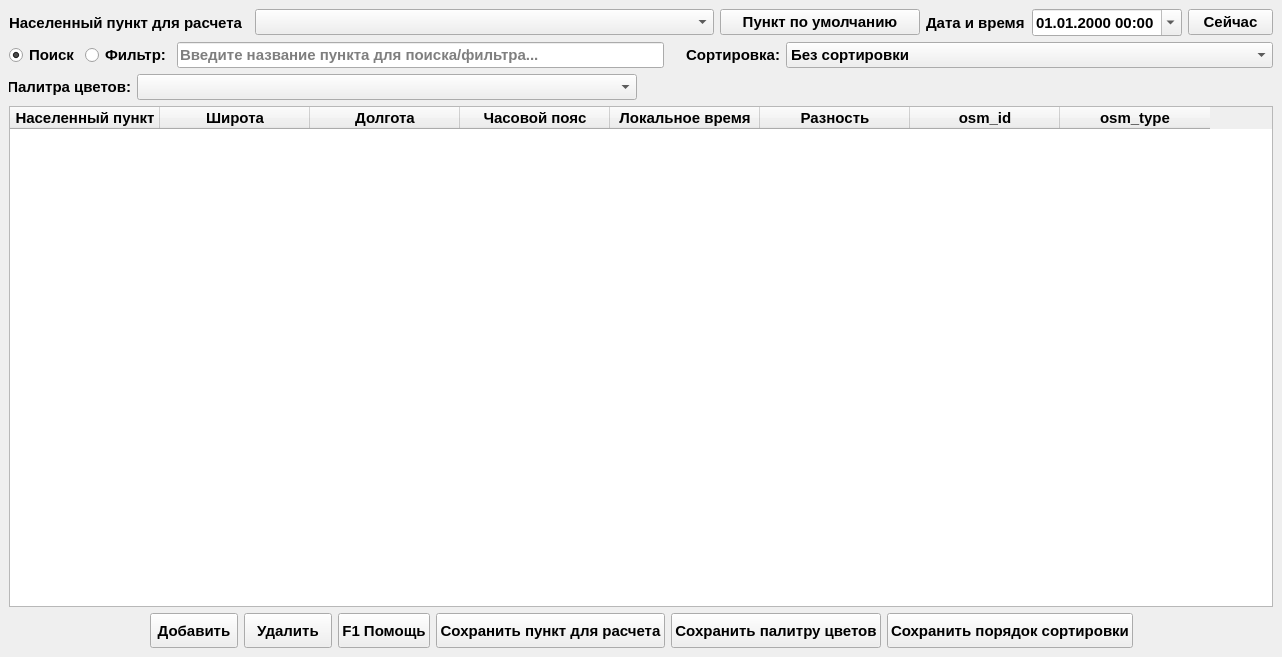
Old version of the form World_time.ui in the repository isva1960/World_time.
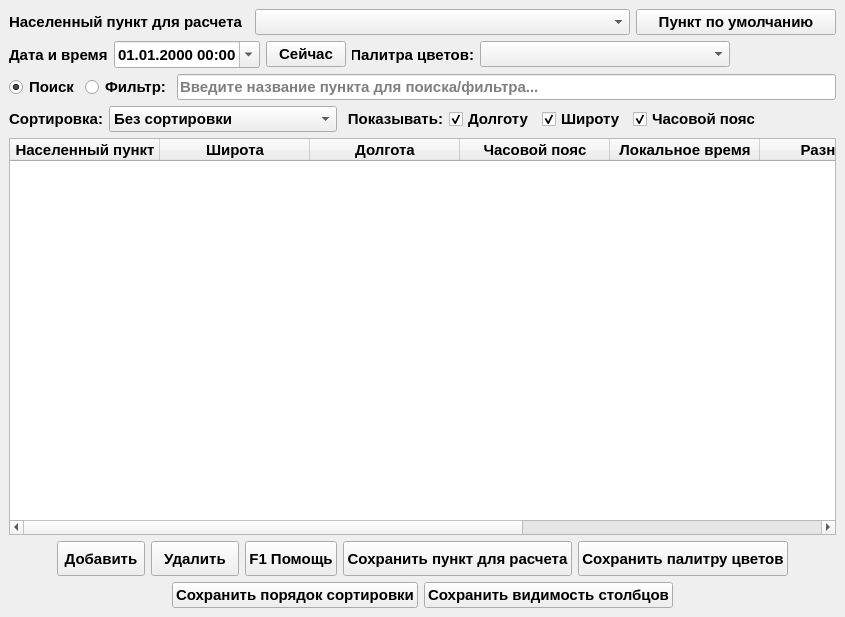
New version of the form. Icons and pictures are not drawn.

What changed in the file:
```diff
--- a/World_time.ui
+++ b/World_time.ui
@@ -6,8 +6,8 @@
    <rect>
     <x>0</x>
     <y>0</y>
-    <width>1282</width>
-    <height>657</height>
+    <width>845</width>
+    <height>617</height>
    </rect>
   </property>
   <property name="sizePolicy">
@@ -16,16 +16,10 @@
     <verstretch>0</verstretch>
    </sizepolicy>
   </property>
-  <property name="minimumSize">
-   <size>
-    <width>1198</width>
-    <height>438</height>
-   </size>
-  </property>
   <property name="maximumSize">
    <size>
-    <width>1282</width>
-    <height>657</height>
+    <width>1300</width>
+    <height>900</height>
    </size>
   </property>
   <property name="font">
@@ -87,6 +81,10 @@
         </property>
        </widget>
       </item>
+     </layout>
+    </item>
+    <item>
+     <layout class="QHBoxLayout" name="horizontalLayout_6">
       <item>
        <widget class="QLabel" name="label_2">
         <property name="maximumSize">
@@ -139,6 +137,57 @@
         </property>
        </widget>
       </item>
+      <item>
+       <widget class="QLabel" name="label_3">
+        <property name="minimumSize">
+         <size>
+          <width>122</width>
+          <height>0</height>
+         </size>
+        </property>
+        <property name="maximumSize">
+         <size>
+          <width>122</width>
+          <height>16777215</height>
+         </size>
+        </property>
+        <property name="text">
+         <string>Палитра цветов:</string>
+        </property>
+        <property name="alignment">
+         <set>Qt::AlignmentFlag::AlignRight|Qt::AlignmentFlag::AlignTrailing|Qt::AlignmentFlag::AlignVCenter</set>
+        </property>
+       </widget>
+      </item>
+      <item>
+       <widget class="QComboBox" name="palette_combo">
+        <property name="minimumSize">
+         <size>
+          <width>250</width>
+          <height>0</height>
+         </size>
+        </property>
+        <property name="maximumSize">
+         <size>
+          <width>500</width>
+          <height>16777215</height>
+         </size>
+        </property>
+       </widget>
+      </item>
+      <item>
+       <spacer name="horizontalSpacer_6">
+        <property name="orientation">
+         <enum>Qt::Orientation::Horizontal</enum>
+        </property>
+        <property name="sizeHint" stdset="0">
+         <size>
+          <width>40</width>
+          <height>20</height>
+         </size>
+        </property>
+       </spacer>
+      </item>
      </layout>
     </item>
     <item>
@@ -197,7 +246,7 @@
         </property>
         <property name="minimumSize">
          <size>
-          <width>360</width>
+          <width>100</width>
           <height>0</height>
          </size>
         </property>
@@ -209,6 +258,10 @@
         </property>
        </widget>
       </item>
+     </layout>
+    </item>
+    <item>
+     <layout class="QHBoxLayout" name="horizontalLayout_8">
       <item>
        <widget class="QLabel" name="label_4">
         <property name="maximumSize">
@@ -229,7 +282,7 @@
        <widget class="QComboBox" name="sort_combo">
         <property name="minimumSize">
          <size>
-          <width>200</width>
+          <width>120</width>
           <height>0</height>
          </size>
         </property>
@@ -255,26 +308,16 @@
         </item>
        </widget>
       </item>
-     </layout>
-    </item>
-    <item>
-     <layout class="QHBoxLayout" name="horizontalLayout_4">
       <item>
-       <widget class="QLabel" name="label_3">
+       <widget class="QLabel" name="label_5">
         <property name="minimumSize">
          <size>
-          <width>122</width>
+          <width>100</width>
           <height>0</height>
          </size>
         </property>
-        <property name="maximumSize">
-         <size>
-          <width>122</width>
-          <height>16777215</height>
-         </size>
-        </property>
         <property name="text">
-         <string>Палитра цветов:</string>
+         <string>Показывать:</string>
         </property>
         <property name="alignment">
          <set>Qt::AlignmentFlag::AlignRight|Qt::AlignmentFlag::AlignTrailing|Qt::AlignmentFlag::AlignVCenter</set>
@@ -282,23 +325,37 @@
        </widget>
       </item>
       <item>
-       <widget class="QComboBox" name="palette_combo">
-        <property name="minimumSize">
-         <size>
-          <width>500</width>
-          <height>0</height>
-         </size>
+       <widget class="QCheckBox" name="longitude_check">
+        <property name="text">
+         <string>Долготу</string>
         </property>
-        <property name="maximumSize">
-         <size>
-          <width>500</width>
-          <height>16777215</height>
-         </size>
+        <property name="checked">
+         <bool>true</bool>
         </property>
        </widget>
       </item>
       <item>
-       <spacer name="horizontalSpacer_3">
+       <widget class="QCheckBox" name="latitude_check">
+        <property name="text">
+         <string>Широту</string>
+        </property>
+        <property name="checked">
+         <bool>true</bool>
+        </property>
+       </widget>
+      </item>
+      <item>
+       <widget class="QCheckBox" name="timezone_check">
+        <property name="text">
+         <string>Часовой пояс</string>
+        </property>
+        <property name="checked">
+         <bool>true</bool>
+        </property>
+       </widget>
+      </item>
+      <item>
+       <spacer name="horizontalSpacer_7">
         <property name="orientation">
          <enum>Qt::Orientation::Horizontal</enum>
         </property>
@@ -476,6 +533,36 @@
        </widget>
       </item>
       <item>
+       <spacer name="horizontalSpacer_2">
+        <property name="orientation">
+         <enum>Qt::Orientation::Horizontal</enum>
+        </property>
+        <property name="sizeHint" stdset="0">
+         <size>
+          <width>40</width>
+          <height>20</height>
+         </size>
+        </property>
+       </spacer>
+      </item>
+     </layout>
+    </item>
+    <item>
+     <layout class="QHBoxLayout" name="horizontalLayout_5">
+      <item>
+       <spacer name="horizontalSpacer_5">
+        <property name="orientation">
+         <enum>Qt::Orientation::Horizontal</enum>
+        </property>
+        <property name="sizeHint" stdset="0">
+         <size>
+          <width>40</width>
+          <height>20</height>
+         </size>
+        </property>
+       </spacer>
+      </item>
+      <item>
        <widget class="QPushButton" name="save_sorted_button">
         <property name="sizePolicy">
          <sizepolicy hsizetype="Minimum" vsizetype="Preferred">
@@ -489,7 +576,14 @@
        </widget>
       </item>
       <item>
-       <spacer name="horizontalSpacer_2">
+       <widget class="QPushButton" name="columnvisibility_button">
+        <property name="text">
+         <string>Сохранить видимость столбцов</string>
+        </property>
+       </widget>
+      </item>
+      <item>
+       <spacer name="horizontalSpacer_4">
         <property name="orientation">
          <enum>Qt::Orientation::Horizontal</enum>
         </property>
```
Left out of the diff: 2 changed lines with no effect on the pictures.
